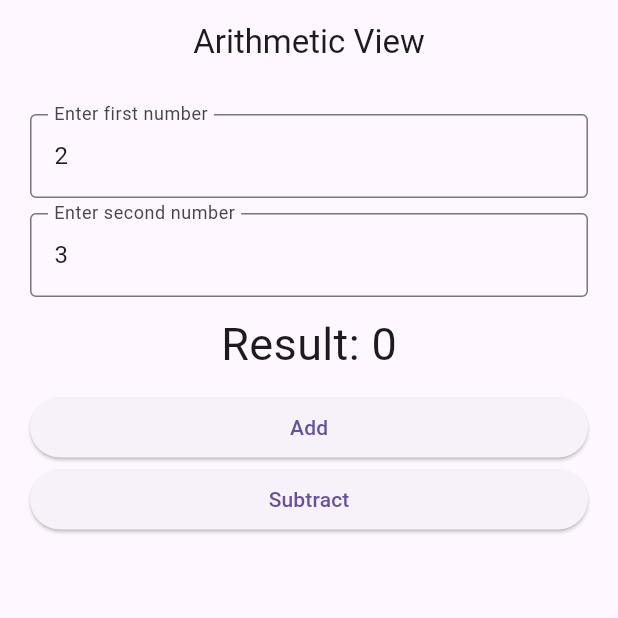
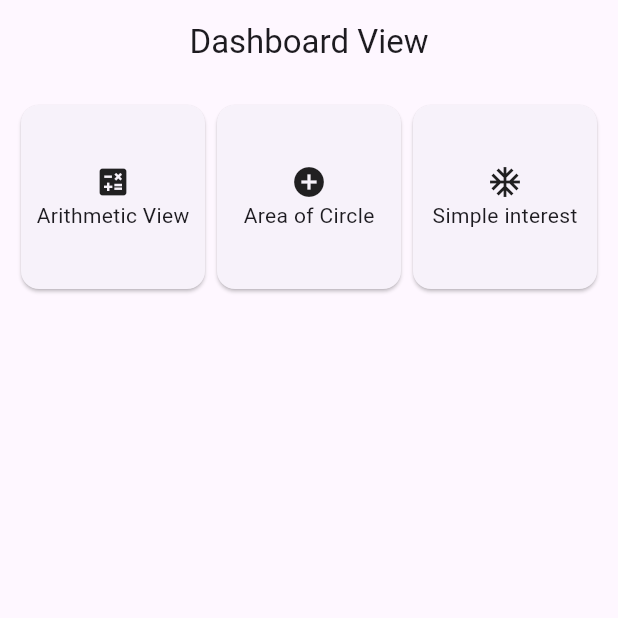
Before and after one commit to Subekshya8686/mobile_app_tasks, a Flutter app: the screen it shows after launch, on a phone screen of 412 x 824 dp, the top half of it. Run offline on Flutter 3.47's test engine with Material 3 defaults, Android fonts, the phone set to English and light mode, and no system bars.

Commit message:
new dashboard view

```diff
--- a/lib/app.dart
+++ b/lib/app.dart
@@ -1,5 +1,4 @@
-// import 'package:first_flutter_apps/view/first_view.dart';
-import 'package:flutter_dashboard/view/arithmetic_view.dart';
+import 'package:flutter_dashboard/view/dashboard_view.dart';
 import 'package:flutter/material.dart';
 
 class MyApp extends StatelessWidget {
@@ -9,8 +8,7 @@ class MyApp extends StatelessWidget {
   Widget build(BuildContext context) {
     return const MaterialApp(
       debugShowCheckedModeBanner: false,
-      // home: FirstView(),
-      home: ArithmeticView(),
+      home: DashboardView(),
     );
   }
 }
--- /dev/null
+++ b/lib/view/dashboard_view.dart
@@ -0,0 +1,80 @@
+import 'package:flutter/material.dart';
+import 'package:flutter_dashboard/view/arithmetic_view.dart';
+import 'package:flutter_dashboard/view/simple_interest_view.dart';
+
+class DashboardView extends StatelessWidget {
+  const DashboardView({super.key});
+
+  @override
+  Widget build(BuildContext context) {
+    return Scaffold(
+      appBar: AppBar(
+        title: const Text('Dashboard View'),
+        centerTitle: true,
+        elevation: 0,
+      ),
+      body: Padding(
+        padding: const EdgeInsets.all(10),
+        child: GridView.count(
+          crossAxisCount: 3,
+          children: [
+            Card(
+              child: InkWell(
+                onTap: () {
+                  Navigator.push(
+                    context,
+                    MaterialPageRoute(
+                        builder: (context) => const ArithmeticView()),
+                  );
+                },
+                child: const Column(
+                  mainAxisAlignment: MainAxisAlignment.center,
+                  children: [
+                    Icon(Icons.calculate),
+                    Text('Arithmetic View'),
+                  ],
+                ),
+              ),
+            ),
+            Card(
+              child: InkWell(
+                onTap: () {
+                  Navigator.push(
+                    context,
+                    MaterialPageRoute(
+                        builder: (context) => const ArithmeticView()),
+                  );
+                },
+                child: const Column(
+                  mainAxisAlignment: MainAxisAlignment.center,
+                  children: [
+                    Icon(Icons.add_circle),
+                    Text('Area of Circle'),
+                  ],
+                ),
+              ),
+            ),
+            Card(
+              child: InkWell(
+                onTap: () {
+                  Navigator.push(
+                    context,
+                    MaterialPageRoute(
+                        builder: (context) => const SimpleInterest()),
+                  );
+                },
+                child: const Column(
+                  mainAxisAlignment: MainAxisAlignment.center,
+                  children: [
+                    Icon(Icons.ac_unit),
+                    Text('Simple interest'),
+                  ],
+                ),
+              ),
+            )
+          ],
+        ),
+      ),
+    );
+  }
+}
```
